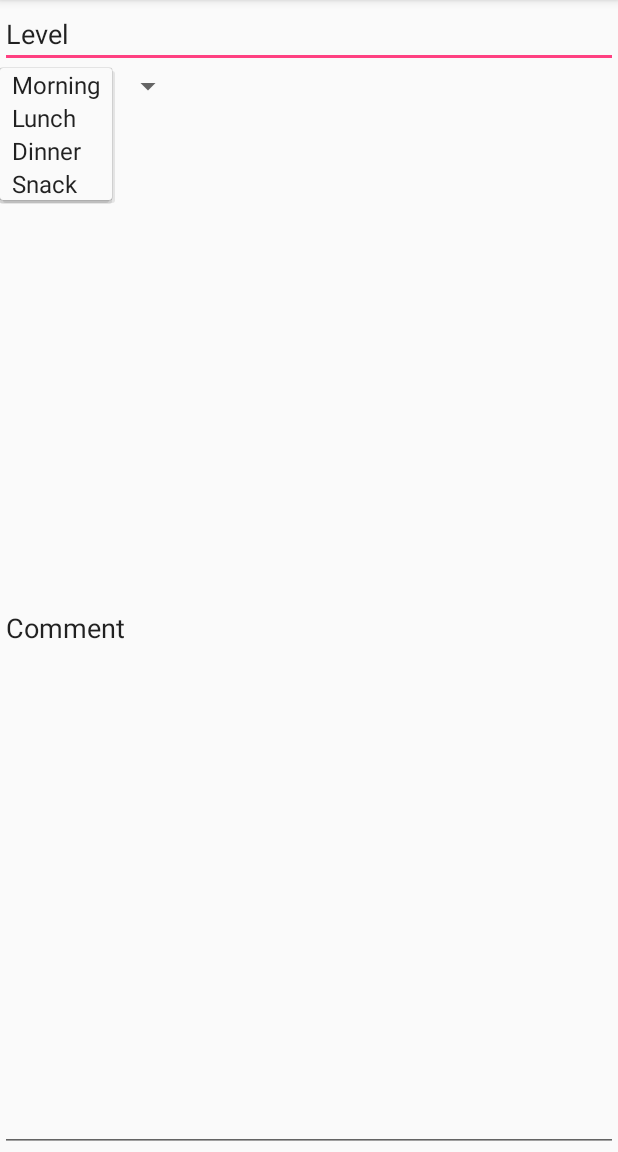
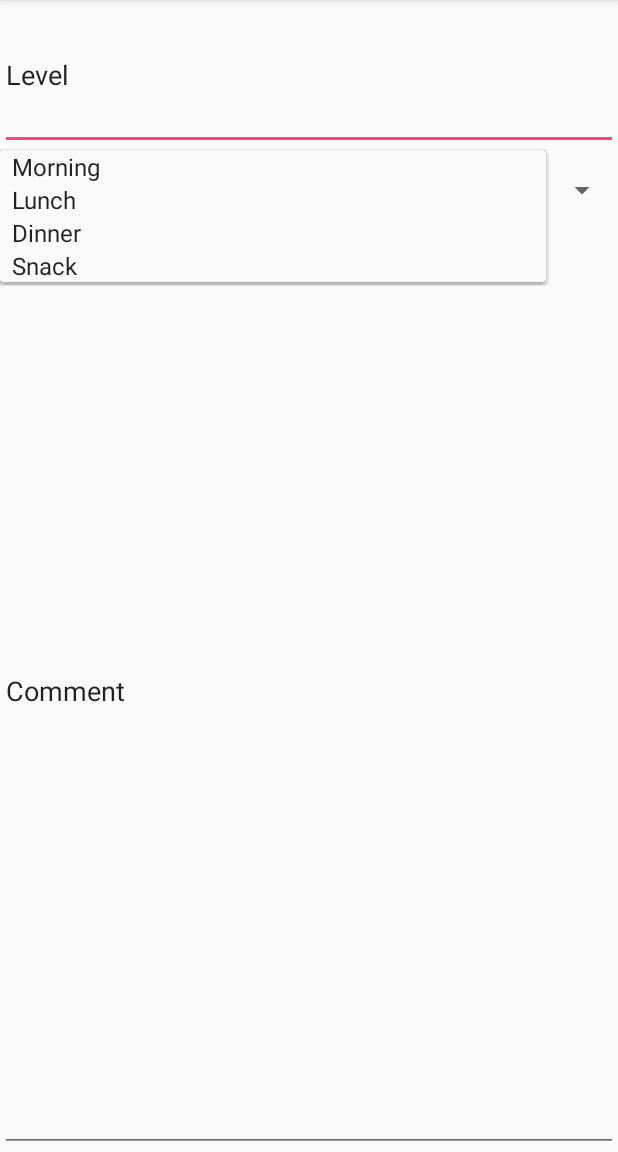
Before and after one commit to LucyMilla/Lucy-Miller-Project-CO699-Medibook, an Android app: the LogActivity screen opened directly, with no data from a screen before it, after a tap on "Morning", on a phone screen of 412 x 824 dp, the part 84-1236 px from its top. Run offline under Robolectric (Android 15) with nearby library versions, the phone set to English and light mode, and no system bars.

```diff
--- a/app/src/main/java/com/example/lucy/medibook/Log.java
+++ b/app/src/main/java/com/example/lucy/medibook/Log.java
@@ -62,4 +62,7 @@ public class Log {
         return sdf.format(new Date(mDateTime));
     }
 
+    public static void d(String localClassName, String s) {
+
+    }
 }
--- a/app/src/main/java/com/example/lucy/medibook/LogActivity.java
+++ b/app/src/main/java/com/example/lucy/medibook/LogActivity.java
@@ -2,6 +2,7 @@ package com.example.lucy.medibook;
 
 import android.support.v7.app.AppCompatActivity;
 import android.os.Bundle;
+import android.view.MenuItem;
 import android.view.View;
 import android.widget.AdapterView;
 import android.widget.ArrayAdapter;
--- a/app/src/main/res/layout/activity_log.xml
+++ b/app/src/main/res/layout/activity_log.xml
@@ -10,7 +10,7 @@
     <EditText
         android:id="@+id/levelbox"
         android:layout_width="match_parent"
-        android:layout_height="wrap_content"
+        android:layout_height="150px"
         android:layout_weight="0.00"
         android:ems="10"
         android:inputType="textPersonName"
@@ -19,8 +19,8 @@
 
     <Spinner
         android:id="@+id/spinner"
-        android:layout_width="wrap_content"
-        android:layout_height="wrap_content"
+        android:layout_width="match_parent"
+        android:layout_height="80px"
         android:layout_alignParentStart='true'
         android:layout_weight="0.00" />
 
```
Also changed, not shown: app/src/main/java/com/example/lucy/medibook/MainActivity.java (+19 -0 lines), app/src/main/res/menu/menu_main.xml (+13 -1 lines).
